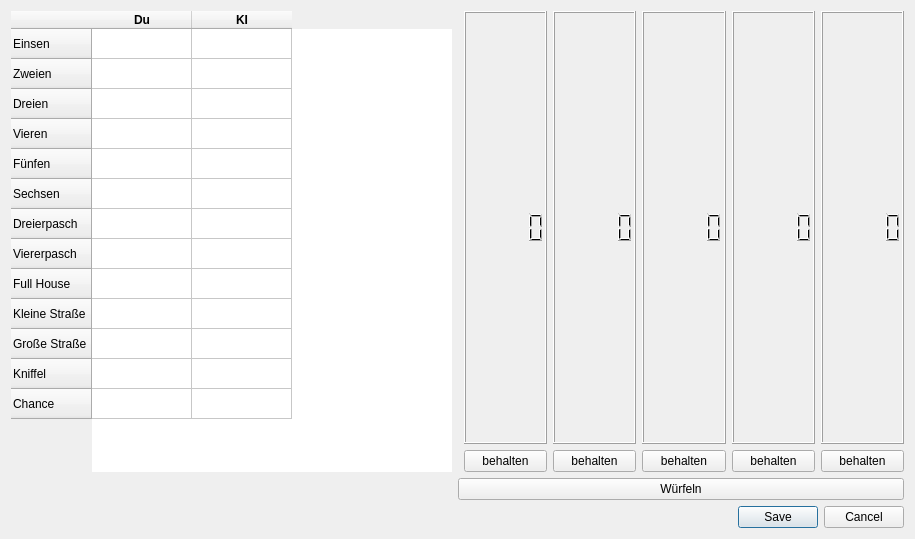
Before: the Qt Designer form singleplayerdialog.ui in michelfiedler/Kniffel.mrai, drawn with Qt 5.
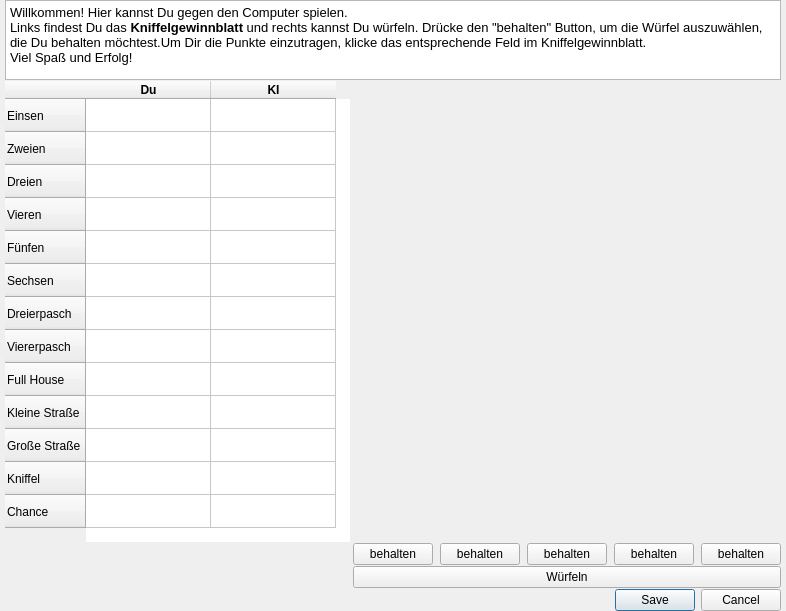
After: the same form once the commit is applied.

Commit message:
Bilder Würfel eingebunden und Spielerklärung SinglePlayer eingefügt
Beim Würfeln werden dem Benutzer nun Bilder von einem Würfel mit der entsprechenden Augenzahl angezeigt. Zudem werden kurz die Funktionen der Benutzeroberfläche erklärt.

```diff
--- a/singleplayerdialog.ui
+++ b/singleplayerdialog.ui
@@ -6,16 +6,46 @@
    <rect>
     <x>0</x>
     <y>0</y>
-    <width>915</width>
-    <height>539</height>
+    <width>900</width>
+    <height>630</height>
    </rect>
   </property>
   <property name="windowTitle">
    <string>Singleplayer Kniffel</string>
   </property>
-  <layout class="QGridLayout" name="gridLayout">
-   <item row="0" column="0" rowspan="2">
+  <layout class="QFormLayout" name="formLayout">
+   <property name="sizeConstraint">
+    <enum>QLayout::SetFixedSize</enum>
+   </property>
+   <property name="fieldGrowthPolicy">
+    <enum>QFormLayout::AllNonFixedFieldsGrow</enum>
+   </property>
+   <property name="horizontalSpacing">
+    <number>3</number>
+   </property>
+   <property name="verticalSpacing">
+    <number>1</number>
+   </property>
+   <property name="leftMargin">
+    <number>5</number>
+   </property>
+   <property name="topMargin">
+    <number>0</number>
+   </property>
+   <property name="rightMargin">
+    <number>5</number>
+   </property>
+   <property name="bottomMargin">
+    <number>0</number>
+   </property>
+   <item row="1" column="0">
     <widget class="QTableWidget" name="tW_SpielstandSingle">
+     <property name="sizePolicy">
+      <sizepolicy hsizetype="Maximum" vsizetype="Expanding">
+       <horstretch>0</horstretch>
+       <verstretch>0</verstretch>
+      </sizepolicy>
+     </property>
      <property name="frameShape">
       <enum>QFrame::NoFrame</enum>
      </property>
@@ -25,6 +55,12 @@
      <property name="editTriggers">
       <set>QAbstractItemView::SelectedClicked</set>
      </property>
+     <attribute name="horizontalHeaderDefaultSectionSize">
+      <number>125</number>
+     </attribute>
+     <attribute name="verticalHeaderDefaultSectionSize">
+      <number>33</number>
+     </attribute>
      <row>
       <property name="text">
        <string>Einsen</string>
@@ -123,8 +159,125 @@
      </column>
     </widget>
    </item>
-   <item row="1" column="2">
+   <item row="1" column="1">
+    <layout class="QHBoxLayout" name="horizontalLayout" stretch="7,7,7,7,7">
+     <property name="spacing">
+      <number>7</number>
+     </property>
+     <property name="sizeConstraint">
+      <enum>QLayout::SetDefaultConstraint</enum>
+     </property>
+     <property name="topMargin">
+      <number>200</number>
+     </property>
+     <item>
+      <widget class="QLabel" name="qlW1">
+       <property name="maximumSize">
+        <size>
+         <width>110</width>
+         <height>112</height>
+        </size>
+       </property>
+       <property name="text">
+        <string/>
+       </property>
+       <property name="scaledContents">
+        <bool>true</bool>
+       </property>
+       <property name="alignment">
+        <set>Qt::AlignCenter</set>
+       </property>
+      </widget>
+     </item>
+     <item>
+      <widget class="QLabel" name="qlW2">
+       <property name="maximumSize">
+        <size>
+         <width>110</width>
+         <height>112</height>
+        </size>
+       </property>
+       <property name="text">
+        <string/>
+       </property>
+       <property name="scaledContents">
+        <bool>true</bool>
+       </property>
+      </widget>
+     </item>
+     <item>
+      <widget class="QLabel" name="qlW3">
+       <property name="maximumSize">
+        <size>
+         <width>110</width>
+         <height>112</height>
+        </size>
+       </property>
+       <property name="text">
+        <string/>
+       </property>
+       <property name="scaledContents">
+        <bool>true</bool>
+       </property>
+      </widget>
+     </item>
+     <item>
+      <widget class="QLabel" name="qlW4">
+       <property name="sizePolicy">
+        <sizepolicy hsizetype="Preferred" vsizetype="Preferred">
+         <horstretch>0</horstretch>
+         <verstretch>0</verstretch>
+        </sizepolicy>
+       </property>
+       <property name="maximumSize">
+        <size>
+         <width>110</width>
+         <height>112</height>
+        </size>
+       </property>
+       <property name="text">
+        <string/>
+       </property>
+       <property name="scaledContents">
+        <bool>true</bool>
+       </property>
+      </widget>
+     </item>
+     <item>
+      <widget class="QLabel" name="qlW5">
+       <property name="sizePolicy">
+        <sizepolicy hsizetype="Preferred" vsizetype="Preferred">
+         <horstretch>0</horstretch>
+         <verstretch>0</verstretch>
+        </sizepolicy>
+       </property>
+       <property name="maximumSize">
+        <size>
+         <width>110</width>
+         <height>112</height>
+        </size>
+       </property>
+       <property name="text">
+        <string/>
+       </property>
+       <property name="scaledContents">
+        <bool>true</bool>
+       </property>
+      </widget>
+     </item>
+    </layout>
+   </item>
+   <item row="2" column="1">
     <layout class="QGridLayout" name="gridLayout_3">
+     <property name="bottomMargin">
+      <number>0</number>
+     </property>
+     <property name="horizontalSpacing">
+      <number>7</number>
+     </property>
+     <property name="verticalSpacing">
+      <number>0</number>
+     </property>
      <item row="0" column="4">
       <widget class="QPushButton" name="pBW5">
        <property name="text">
@@ -147,6 +300,12 @@
      </item>
      <item row="0" column="3">
       <widget class="QPushButton" name="pBW4">
+       <property name="sizePolicy">
+        <sizepolicy hsizetype="Minimum" vsizetype="Fixed">
+         <horstretch>0</horstretch>
+         <verstretch>0</verstretch>
+        </sizepolicy>
+       </property>
        <property name="text">
         <string>behalten</string>
        </property>
@@ -177,7 +336,14 @@
      </item>
     </layout>
    </item>
-   <item row="3" column="2">
+   <item row="3" column="1">
+    <widget class="QPushButton" name="pBwuerfeln">
+     <property name="text">
+      <string>Würfeln</string>
+     </property>
+    </widget>
+   </item>
+   <item row="4" column="1">
     <widget class="QDialogButtonBox" name="buttonBox">
      <property name="orientation">
       <enum>Qt::Horizontal</enum>
@@ -190,32 +356,25 @@
      </property>
     </widget>
    </item>
-   <item row="2" column="1" colspan="2">
-    <widget class="QPushButton" name="pBwuerfeln">
-     <property name="text">
-      <string>Würfeln</string>
+   <item row="0" column="0" colspan="2">
+    <widget class="QTextBrowser" name="Spielerklaerung">
+     <property name="maximumSize">
+      <size>
+       <width>16777215</width>
+       <height>80</height>
+      </size>
+     </property>
+     <property name="html">
+      <string>&lt;!DOCTYPE HTML PUBLIC &quot;-//W3C//DTD HTML 4.0//EN&quot; &quot;http://www.w3.org/TR/REC-html40/strict.dtd&quot;&gt;
+&lt;html&gt;&lt;head&gt;&lt;meta name=&quot;qrichtext&quot; content=&quot;1&quot; /&gt;&lt;style type=&quot;text/css&quot;&gt;
+p, li { white-space: pre-wrap; }
+&lt;/style&gt;&lt;/head&gt;&lt;body style=&quot; font-family:'MS Shell Dlg 2'; font-size:7.8pt; font-weight:400; font-style:normal;&quot;&gt;
+&lt;p style=&quot; margin-top:0px; margin-bottom:0px; margin-left:0px; margin-right:0px; -qt-block-indent:0; text-indent:0px;&quot;&gt;&lt;span style=&quot; font-size:10pt;&quot;&gt;Willkommen! Hier kannst Du gegen den Computer spielen.&lt;/span&gt;&lt;/p&gt;
+&lt;p style=&quot; margin-top:0px; margin-bottom:0px; margin-left:0px; margin-right:0px; -qt-block-indent:0; text-indent:0px;&quot;&gt;&lt;span style=&quot; font-size:10pt;&quot;&gt;Links findest Du das &lt;/span&gt;&lt;span style=&quot; font-size:10pt; font-weight:600;&quot;&gt;Kniffelgewinnblatt&lt;/span&gt;&lt;span style=&quot; font-size:10pt;&quot;&gt; und rechts kannst Du würfeln. Drücke den &amp;quot;behalten&amp;quot; Button, um die Würfel auszuwählen, die Du behalten möchtest.Um Dir die Punkte einzutragen, klicke das entsprechende Feld im Kniffelgewinnblatt.&lt;/span&gt;&lt;/p&gt;
+&lt;p style=&quot; margin-top:0px; margin-bottom:0px; margin-left:0px; margin-right:0px; -qt-block-indent:0; text-indent:0px;&quot;&gt;&lt;span style=&quot; font-size:10pt;&quot;&gt;Viel Spaß und Erfolg!&lt;/span&gt;&lt;/p&gt;&lt;/body&gt;&lt;/html&gt;</string>
      </property>
     </widget>
    </item>
-   <item row="0" column="2">
-    <layout class="QGridLayout" name="gridLayout_2">
-     <item row="0" column="0">
-      <widget class="QLCDNumber" name="lcdNumber_1"/>
-     </item>
-     <item row="0" column="1">
-      <widget class="QLCDNumber" name="lcdNumber_2"/>
-     </item>
-     <item row="0" column="2">
-      <widget class="QLCDNumber" name="lcdNumber_3"/>
-     </item>
-     <item row="0" column="4">
-      <widget class="QLCDNumber" name="lcdNumber_5"/>
-     </item>
-     <item row="0" column="3">
-      <widget class="QLCDNumber" name="lcdNumber_4"/>
-     </item>
-    </layout>
-   </item>
   </layout>
  </widget>
  <resources/>
```
Left out of the diff: 8 changed lines with no effect on the pictures. The commit also changes 10 other files.
